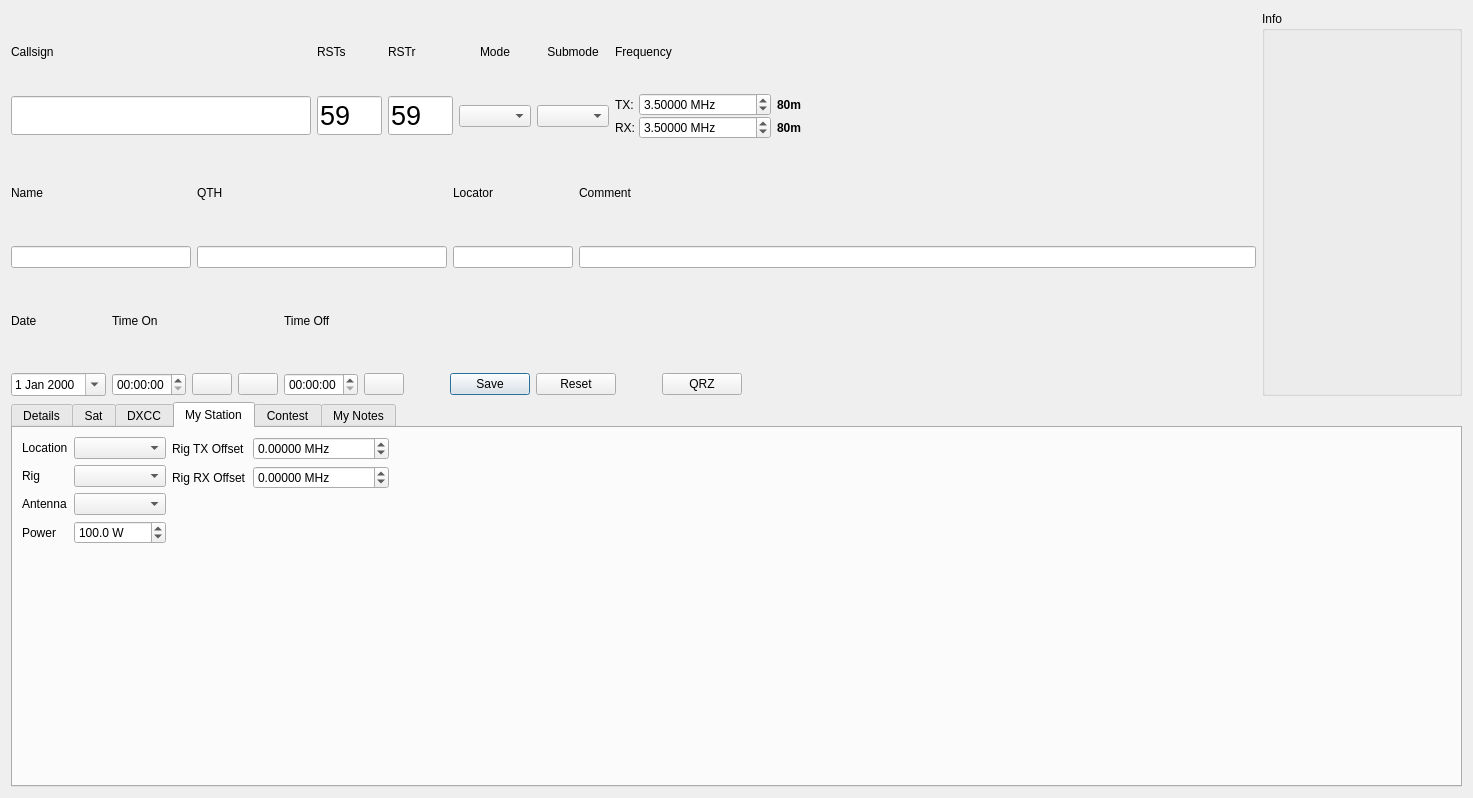
k5mcd/QLog, file ui/NewContactWidget.ui: the form before one commit.
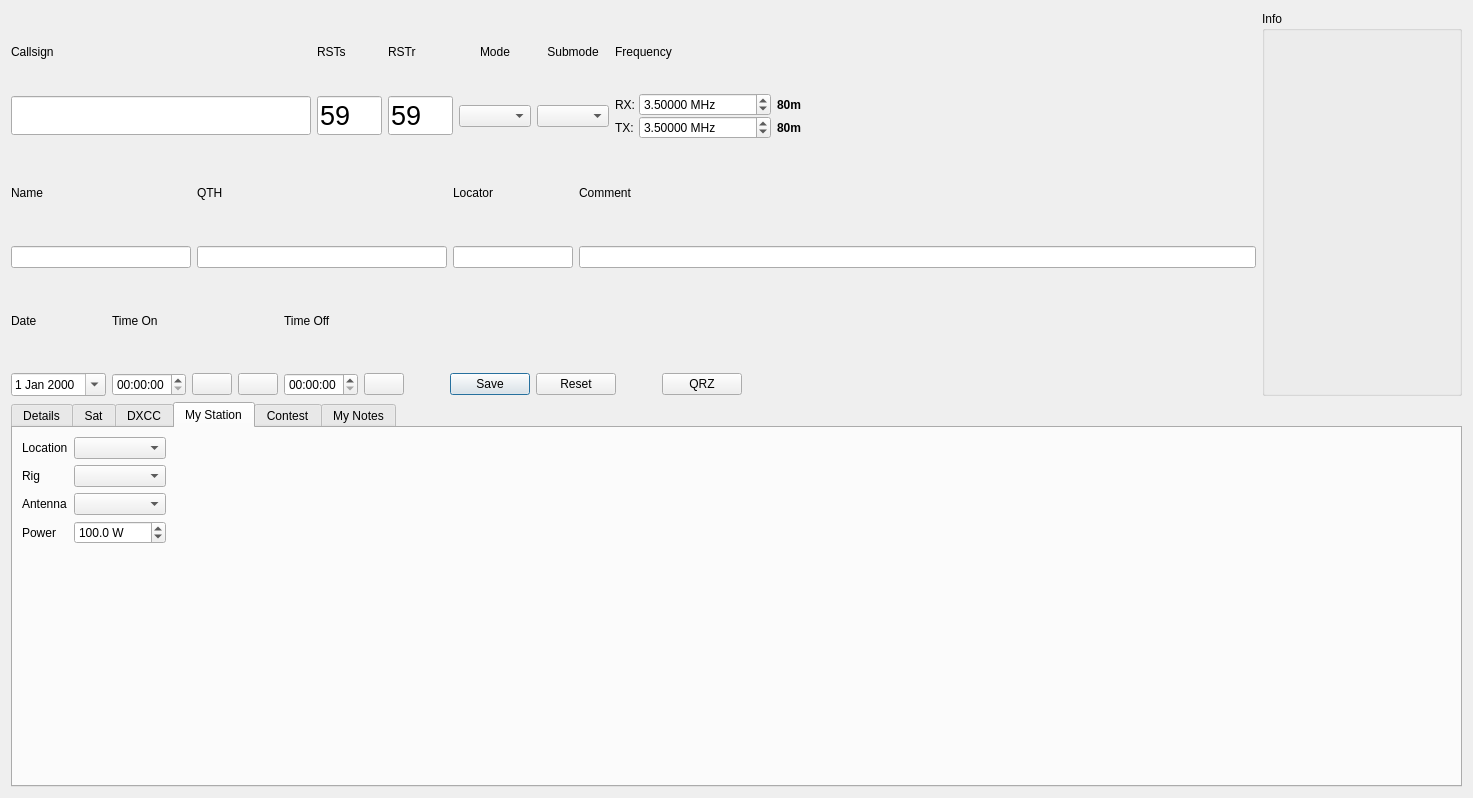
The form after the commit. The open tabs and pages were chosen to show the change. Icons and pictures are not drawn. Custom widgets are drawn as their Qt base class.

Diff of the .ui file:
```diff
--- a/ui/NewContactWidget.ui
+++ b/ui/NewContactWidget.ui
@@ -221,7 +221,7 @@
                 </sizepolicy>
                </property>
                <property name="text">
-                <string>TX: </string>
+                <string>RX: </string>
                </property>
               </widget>
              </item>
@@ -266,7 +266,7 @@
                 </sizepolicy>
                </property>
                <property name="text">
-                <string>RX: </string>
+                <string>TX: </string>
                </property>
               </widget>
              </item>
@@ -1466,14 +1466,7 @@
        </item>
        <item>
         <layout class="QGridLayout" name="gridLayout_4">
-         <item row="0" column="0">
-          <widget class="QLabel" name="rigFreqOffsetLabel">
-           <property name="text">
-            <string>Rig TX Offset</string>
-           </property>
-          </widget>
-         </item>
-         <item row="2" column="1">
+         <item row="1" column="0">
           <spacer name="verticalSpacer_2">
            <property name="orientation">
             <enum>Qt::Vertical</enum>
@@ -1486,57 +1479,6 @@
            </property>
           </spacer>
          </item>
-         <item row="0" column="1">
-          <widget class="QDoubleSpinBox" name="rigFreqOffsetSpin">
-           <property name="focusPolicy">
-            <enum>Qt::ClickFocus</enum>
-           </property>
-           <property name="suffix">
-            <string> MHz</string>
-           </property>
-           <property name="decimals">
-            <number>5</number>
-           </property>
-           <property name="minimum">
-            <double>-999999.999990000040270</double>
-           </property>
-           <property name="maximum">
-            <double>999999.999990000040270</double>
-           </property>
-           <property name="singleStep">
-            <double>0.001000000000000</double>
-           </property>
-          </widget>
-         </item>
-         <item row="1" column="0">
-          <widget class="QLabel" name="rigFreqRXOffsetLabel">
-           <property name="text">
-            <string>Rig RX Offset</string>
-           </property>
-          </widget>
-         </item>
-         <item row="1" column="1">
-          <widget class="QDoubleSpinBox" name="rigFreqRXOffsetSpin">
-           <property name="focusPolicy">
-            <enum>Qt::ClickFocus</enum>
-           </property>
-           <property name="suffix">
-            <string> MHz</string>
-           </property>
-           <property name="decimals">
-            <number>5</number>
-           </property>
-           <property name="minimum">
-            <double>-99999.999989999996615</double>
-           </property>
-           <property name="maximum">
-            <double>99999.999989999996615</double>
-           </property>
-           <property name="singleStep">
-            <double>0.001000000000000</double>
-           </property>
-          </widget>
-         </item>
         </layout>
        </item>
        <item>
```
Left out of the diff: 58 changed lines with no effect on the pictures.
